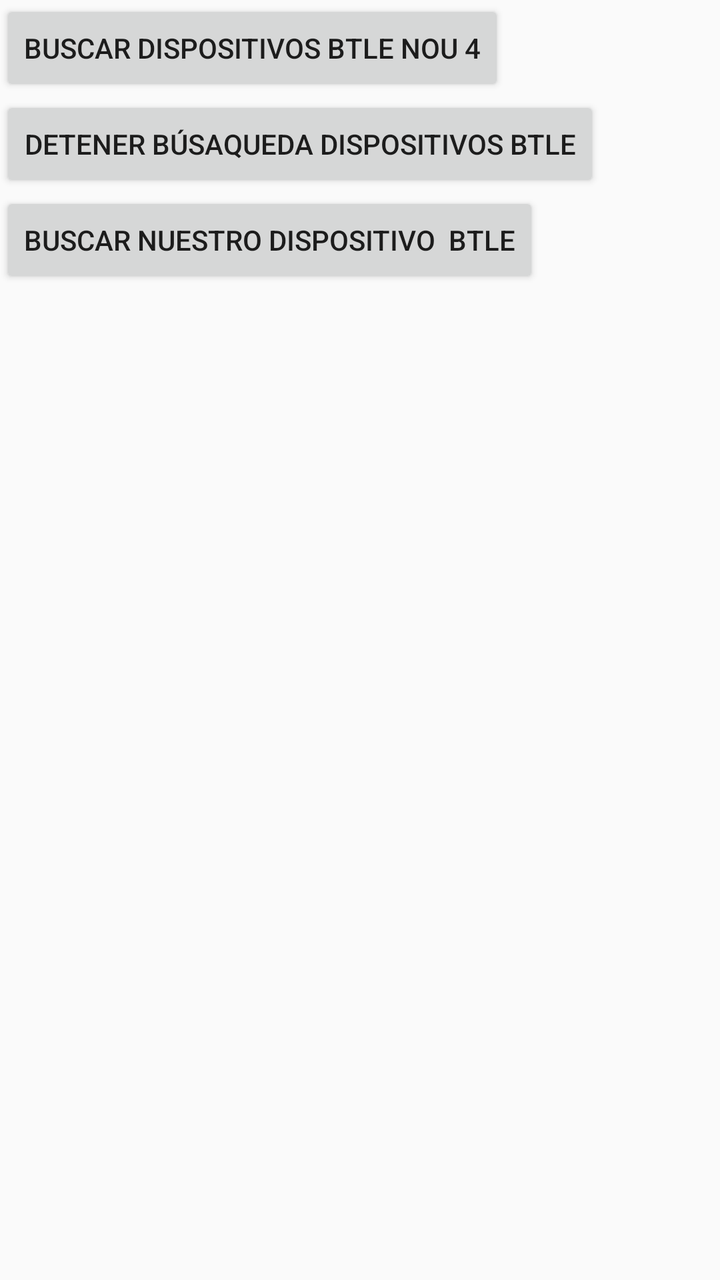
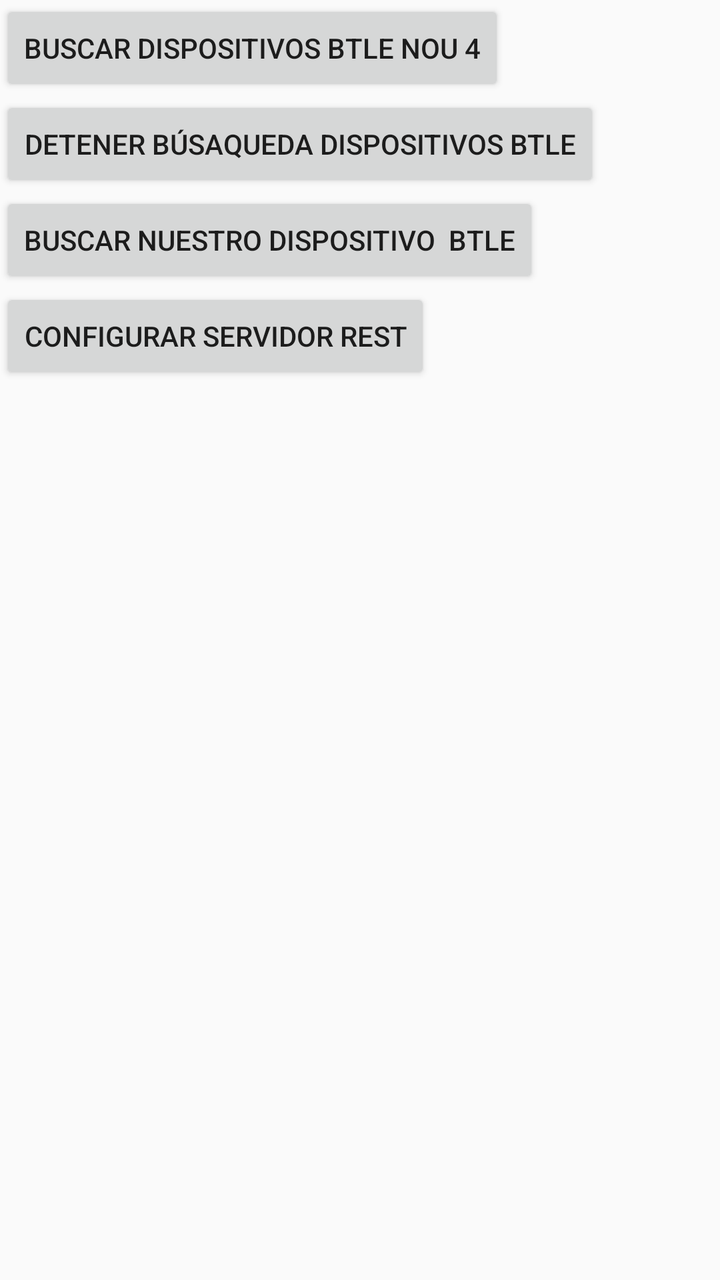

An Android layout rendered at two revisions. The XML below is the earlier revision; the diff shows what the commit changed to produce the second picture.
<!-- AndroidManifest.xml: application theme Theme.Prueba2025 -->
<!-- res/layout/activity_main.xml -->
<?xml version="1.0" encoding="utf-8"?>
<android.widget.LinearLayout xmlns:android="http://schemas.android.com/apk/res/android"
android:orientation="vertical"
xmlns:app="http://schemas.android.com/apk/res-auto"
xmlns:tools="http://schemas.android.com/tools"
android:layout_width="match_parent"
android:layout_height="match_parent"
tools:context=".MainActivity">

<Button
    android:id="@+id/botonBuscarDispositivosBTLE"
    android:text="Buscar Dispositivos BTLE nou 4"
    android:onClick="botonBuscarDispositivosBTLEPulsado"
    android:layout_width="wrap_content"
    android:layout_height="wrap_content"
    />

    <Button
        android:id="@+id/botonDetenerBusquedaDispositivosBTLE"
        android:layout_width="wrap_content"
        android:layout_height="wrap_content"
        android:onClick="botonDetenerBusquedaDispositivosBTLEPulsado"
        android:text="Detener búsaqueda Dispositivos BTLE" />

    <Button
        android:id="@+id/botonBuscarNuestroDispositivoBTLE"
        android:layout_width="wrap_content"
        android:layout_height="wrap_content"
        android:onClick="botonBuscarNuestroDispositivoBTLEPulsado"
        android:text="Buscar nuestro dispositivo  BTLE" />

</android.widget.LinearLayout>
<!-- resources referenced by this layout -->
<resources>
  <style name="Theme.Prueba2025" parent="Theme.AppCompat.Light.DarkActionBar">
          
          <item name="colorPrimary">@color/purple_500</item>
          <item name="colorPrimaryDark">@color/purple_700</item>
          <item name="colorAccent">@color/teal_200</item>
          
      </style>
  <color name="purple_500">#FF6200EE</color>
  <color name="purple_700">#FF3700B3</color>
  <color name="teal_200">#FF03DAC5</color>
</resources>

<!-- the commit's change to res/layout/activity_main.xml (unified diff, before → after) -->
@@ -29,4 +29,11 @@ tools:context=".MainActivity">
         android:onClick="botonBuscarNuestroDispositivoBTLEPulsado"
         android:text="Buscar nuestro dispositivo  BTLE" />
 
+    <Button
+        android:id="@+id/botonConfigurarServidorREST"
+        android:layout_width="wrap_content"
+        android:layout_height="wrap_content"
+        android:onClick="botonConfigurarServidorRESTPulsado"
+        android:text="Configurar servidor REST" />
+
 </android.widget.LinearLayout>
